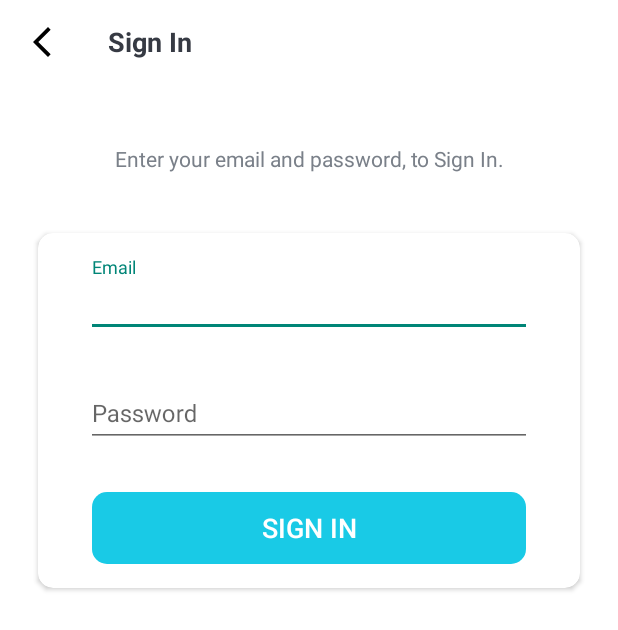
After one commit to Lyft0/Task-Man, an Android app: the SignInActivity screen opened directly, with no data from a screen before it, on a phone screen of 412 x 824 dp. The commit adds this screen. Shown: the top 630 px of the screen. Run offline under Robolectric (Android 15) with nearby library versions, the phone set to English and light mode, and no system bars.

Commit message:
adding sign in layout screen

```diff
--- a/app/src/main/AndroidManifest.xml
+++ b/app/src/main/AndroidManifest.xml
@@ -11,6 +11,11 @@
         android:supportsRtl="true"
         android:theme="@style/Theme.TaskMan"
         tools:targetApi="31">
+        <activity
+            android:name=".SignInActivity"
+            android:exported="false"
+            android:screenOrientation="portrait"
+            android:theme="@style/Theme.TaskMan.NoActionBar" />
         <activity
             android:name=".RegisterActivity"
             android:exported="false"
--- a/app/src/main/java/com/example/taskman/IntroActivity.kt
+++ b/app/src/main/java/com/example/taskman/IntroActivity.kt
@@ -17,6 +17,12 @@ class IntroActivity : AppCompatActivity() {
             startActivity(Intent(this, RegisterActivity::class.java))
         }
 
+        // Pindah ke sign in screen
+        val btnSignIn = findViewById<Button>(R.id.btn_sign_in_intro)
+        btnSignIn.setOnClickListener {
+            startActivity(Intent(this, SignInActivity::class.java))
+        }
+
     }
 
 }
--- /dev/null
+++ b/app/src/main/java/com/example/taskman/SignInActivity.kt
@@ -0,0 +1,27 @@
+package com.example.taskman
+
+import androidx.appcompat.app.AppCompatActivity
+import android.os.Bundle
+import androidx.appcompat.widget.Toolbar
+
+class SignInActivity : AppCompatActivity() {
+    override fun onCreate(savedInstanceState: Bundle?) {
+        super.onCreate(savedInstanceState)
+        setContentView(R.layout.activity_sign_in)
+        setupActionBar()
+    }
+
+    private fun setupActionBar(){
+        val toolbarRegister = findViewById<Toolbar>(R.id.toolbar_sign_in)
+        setSupportActionBar(toolbarRegister)
+
+        val actionBar = supportActionBar
+        if(actionBar != null){
+            actionBar.setDisplayHomeAsUpEnabled(true)
+            actionBar.setHomeAsUpIndicator(R.drawable.ic_black_arrow_back)
+        }
+
+        toolbarRegister.setNavigationOnClickListener { onBackPressed() }
+    }
+
+}
--- a/app/src/main/res/drawable/shape_button_rounded.xml
+++ b/app/src/main/res/drawable/shape_button_rounded.xml
@@ -2,11 +2,12 @@
 <shape xmlns:android="http://schemas.android.com/apk/res/android"
     android:shape="rectangle">
 
-    <gradient
+    <!-- <gradient
         android:angle="360"
         android:startColor="#19CAE6"
         android:endColor="#0A80F5"
-        android:type="linear"></gradient>
+        android:type="linear"></gradient> -->
 
+    <solid android:color="#19CAE6"/>
     <corners android:radius="10dp"/>
 </shape>
--- a/app/src/main/res/layout/activity_intro.xml
+++ b/app/src/main/res/layout/activity_intro.xml
@@ -38,7 +38,7 @@
     <TextView
         android:layout_width="match_parent"
         android:layout_height="wrap_content"
-        android:text="Collaborate and Plan Together Across Multiple Devices on Task Man Minimalist Interface"
+        android:text="Lorem ipsum dolor sit amet, consectetur adipiscing elit. Sed ut metus ex. Etiam mollis libero in massa."
         android:textSize="16sp"
         android:layout_marginStart="20dp"
         android:layout_marginEnd="20dp"
--- /dev/null
+++ b/app/src/main/res/layout/activity_sign_in.xml
@@ -0,0 +1,114 @@
+<?xml version="1.0" encoding="utf-8"?>
+<LinearLayout xmlns:android="http://schemas.android.com/apk/res/android"
+    xmlns:app="http://schemas.android.com/apk/res-auto"
+    xmlns:tools="http://schemas.android.com/tools"
+    android:layout_width="match_parent"
+    android:layout_height="match_parent"
+    android:orientation="vertical"
+    android:background="@color/white"
+    tools:context=".SignInActivity">
+
+    <androidx.appcompat.widget.Toolbar
+        android:id="@+id/toolbar_sign_in"
+        android:layout_width="match_parent"
+        android:layout_height="?attr/actionBarSize">
+
+        <TextView
+            android:id="@+id/toolbar_title"
+            android:layout_width="match_parent"
+            android:layout_height="match_parent"
+            android:gravity="center_vertical"
+            android:text="Sign In"
+            android:textColor="@color/textColorPrimary"
+            android:textSize="18sp"
+            android:textStyle="bold"/>
+    </androidx.appcompat.widget.Toolbar>
+
+    <LinearLayout
+        android:layout_width="match_parent"
+        android:layout_height="match_parent"
+        android:layout_marginTop="40dp"
+        android:orientation="vertical">
+
+        <TextView
+            android:layout_width="match_parent"
+            android:layout_height="wrap_content"
+            android:layout_marginStart="35dp"
+            android:layout_marginEnd="35dp"
+            android:gravity="center"
+            android:text="Enter your email and password, to Sign In."
+            android:textColor="@color/textColorSecondary" />
+
+        <androidx.cardview.widget.CardView
+            android:layout_width="match_parent"
+            android:layout_height="wrap_content"
+            android:layout_marginStart="25dp"
+            android:layout_marginEnd="25dp"
+            android:layout_marginTop="40dp"
+            android:elevation="10dp"
+            app:cardCornerRadius="10dp">
+
+            <LinearLayout
+                android:layout_width="match_parent"
+                android:layout_height="wrap_content"
+                android:orientation="vertical"
+                android:padding="16dp">
+
+                <com.google.android.material.textfield.TextInputLayout
+                    android:layout_width="match_parent"
+                    android:layout_height="wrap_content"
+                    android:layout_marginStart="16dp"
+                    android:layout_marginEnd="16dp">
+
+                    <androidx.appcompat.widget.AppCompatEditText
+                        android:id="@+id/field_email"
+                        android:layout_width="match_parent"
+                        android:layout_height="wrap_content"
+                        android:hint="Email"
+                        android:inputType="textEmailAddress"
+                        android:textSize="16sp"
+                        tools:ignore="TouchTargetSizeCheck,SpeakableTextPresentCheck" />
+                </com.google.android.material.textfield.TextInputLayout>
+
+                <com.google.android.material.textfield.TextInputLayout
+                    android:layout_width="match_parent"
+                    android:layout_height="wrap_content"
+                    android:layout_marginStart="16dp"
+                    android:layout_marginEnd="16dp"
+                    android:layout_marginTop="20dp">
+
+                    <androidx.appcompat.widget.AppCompatEditText
+                        android:id="@+id/field_password"
+                        android:layout_width="match_parent"
+                        android:layout_height="wrap_content"
+                        android:hint="Password"
+                        android:inputType="textPassword"
+                        android:textSize="16sp"
+                        tools:ignore="TouchTargetSizeCheck,SpeakableTextPresentCheck" />
+                </com.google.android.material.textfield.TextInputLayout>
+
+                <Button
+                    android:id="@+id/btn_sign_in"
+                    android:layout_width="match_parent"
+                    android:layout_height="wrap_content"
+                    android:layout_gravity="center"
+                    android:layout_marginStart="20dp"
+                    android:layout_marginTop="30dp"
+                    android:layout_marginEnd="20dp"
+                    android:background="@drawable/shape_button_rounded"
+                    android:foreground="?attr/selectableItemBackground"
+                    android:gravity="center"
+                    android:paddingTop="8dp"
+                    android:paddingBottom="8dp"
+                    android:text="Sign IN"
+                    android:textColor="@color/white"
+                    android:textSize="18sp" />
+
+            </LinearLayout>
+
+        </androidx.cardview.widget.CardView>
+
+
+    </LinearLayout>
+
+</LinearLayout>
```
